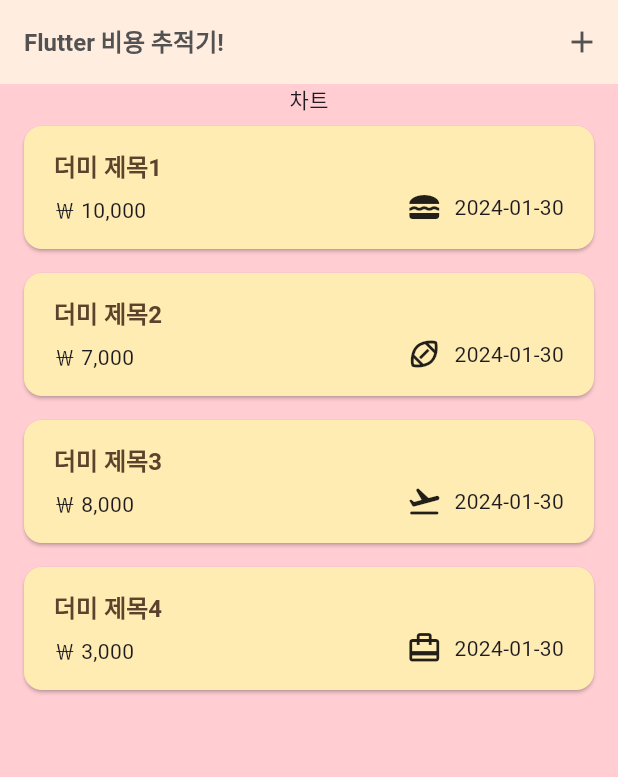
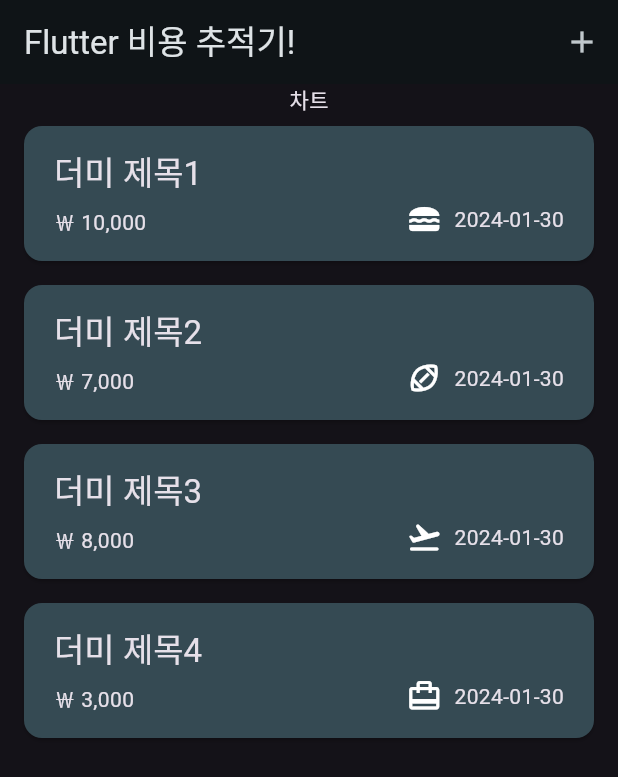
Before and after one commit to beetrbgus/2023-Flutter------, a Flutter app: the screen it shows after launch, on a phone screen of 412 x 824 dp. Shown: the top 777 px of the screen. Run offline on Flutter 3.47's test engine with Material 3 defaults, Android fonts, the phone set to English and light mode, and no system bars; our stand-ins replace google_fonts.

Commit message:
feat - dark 테마 적용

```diff
--- a/expense_tracker/lib/main.dart
+++ b/expense_tracker/lib/main.dart
@@ -12,6 +12,11 @@ var kColorScheme = ColorScheme.fromSeed(
   primaryContainer: const Color.fromARGB(255, 83, 82, 82),
   onPrimaryContainer: const Color.fromARGB(255, 255, 237, 224),
 ); // k는 변수 컨벤션 같은 느낌
+
+var kDarkColorScheme = ColorScheme.fromSeed(
+  brightness: Brightness.dark,
+  seedColor: const Color.fromARGB(255, 5, 99, 125),
+);
 
 class MyApp extends StatelessWidget {
   const MyApp({super.key});
@@ -29,6 +34,22 @@ class MyApp extends StatelessWidget {
       supportedLocales: const [
         Locale('ko', 'KR'),
       ],
+      darkTheme: ThemeData.dark().copyWith(
+        useMaterial3: true,
+        colorScheme: kDarkColorScheme,
+        cardTheme: const CardTheme().copyWith(
+          color: kDarkColorScheme.secondaryContainer,
+          margin: const EdgeInsets.symmetric(
+            vertical: 8,
+            horizontal: 16,
+          ),
+        ),
+        elevatedButtonTheme: ElevatedButtonThemeData(
+          style: ElevatedButton.styleFrom(
+              backgroundColor: kDarkColorScheme.primaryContainer,
+              foregroundColor: kDarkColorScheme.onPrimaryContainer),
+        ),
+      ),
       theme: ThemeData().copyWith(
         useMaterial3: true,
         scaffoldBackgroundColor: Colors.red[100],
@@ -57,6 +78,8 @@ class MyApp extends StatelessWidget {
               ),
             ),
       ), // 전체 스크린의 색상을 정의
+      // themeMode: ThemeMode.system, // default 설정
+      themeMode: ThemeMode.dark,
       home: const Expenses(),
     );
   }
--- a/expense_tracker/lib/widgets/expenses_list/expenses_list.dart
+++ b/expense_tracker/lib/widgets/expenses_list/expenses_list.dart
@@ -20,7 +20,9 @@ class ExpensesList extends StatelessWidget {
         key: ValueKey(expenses[index]),
         background: Container(
           color: Theme.of(context).colorScheme.error.withOpacity(0.75),
-          margin: Theme.of(context).cardTheme.margin,
+          margin: EdgeInsets.symmetric(
+            horizontal: Theme.of(context).cardTheme.margin!.horizontal,
+          ),
         ),
         direction: DismissDirection.endToStart,
         onDismissed: (direction) {
```
